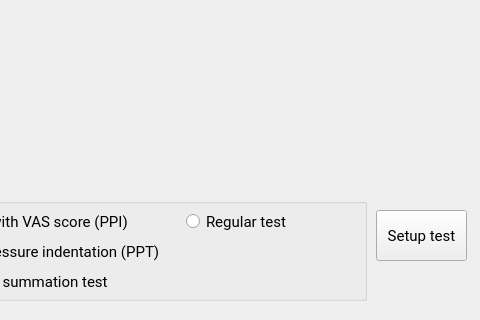
Above: interface/mainWindows/mainWindow.ui from wiihoffmann/indenter-control-panel before the change; both pictures show x 544 to 1024 and y 280 to 600 of the 1024 by 600 pixel window. Below: the same form after it.
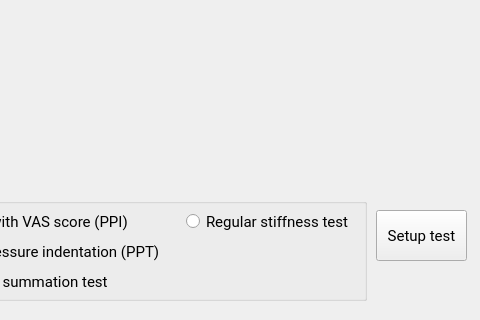
That is the form after the change. Custom widgets are drawn as their Qt base class.

```diff
--- a/interface/mainWindows/mainWindow.ui
+++ b/interface/mainWindows/mainWindow.ui
@@ -147,7 +147,7 @@
         </font>
        </property>
        <property name="text">
-        <string>Regular test</string>
+        <string>Regular stiffness test</string>
        </property>
       </widget>
       <widget class="QRadioButton" name="toleranceTestRadioButton">
```
Left out of the diff: 6 changed lines with no effect on the pictures.
